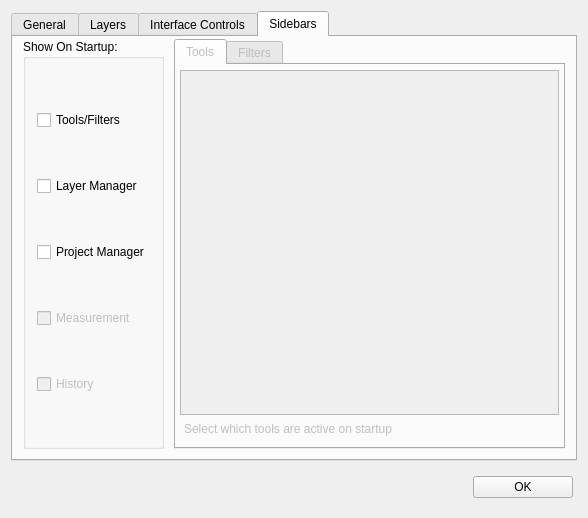
Before: the Qt Designer form src/Interface/AppPreferences/AppPreferences.ui in SCIInstitute/Seg3D, drawn with Qt 5.
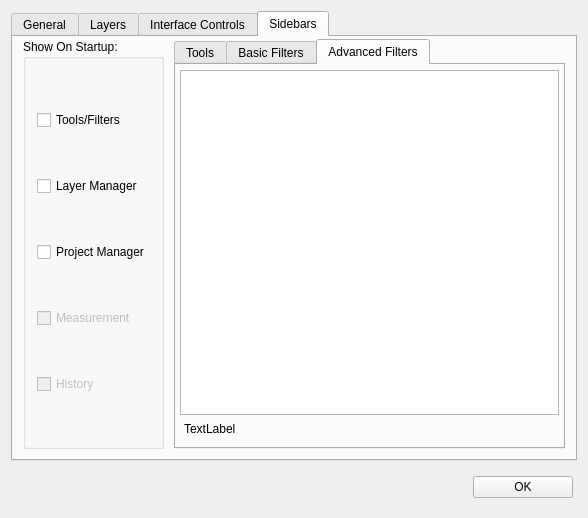
After: the same form once the commit is applied. The open tabs and pages were chosen to show the change. Custom widgets are drawn as their Qt base class.

Commit message: Added state variables to ToolFactory for selecting tools to be opened on project startup. Hooked up the startup tools setting to the preferences interface as well as the ProjectManager. Logic cleanup in StateEngine.register_state_handler function. Disabled compiler warnings for GDCM libraries.

Patch:
```diff
--- a/src/Interface/AppPreferences/AppPreferences.ui
+++ b/src/Interface/AppPreferences/AppPreferences.ui
@@ -1063,7 +1063,7 @@
        <item>
         <widget class="QTabWidget" name="tabWidget">
          <property name="enabled">
-          <bool>false</bool>
+          <bool>true</bool>
          </property>
          <property name="currentIndex">
           <number>0</number>
@@ -1130,7 +1130,7 @@
          </widget>
          <widget class="QWidget" name="filters_tab_">
           <attribute name="title">
-           <string>Filters</string>
+           <string>Basic Filters</string>
           </attribute>
           <layout class="QVBoxLayout" name="verticalLayout_7">
            <property name="spacing">
@@ -1191,6 +1191,54 @@
            </item>
           </layout>
          </widget>
+         <widget class="QWidget" name="tools_tab3_">
+          <attribute name="title">
+           <string>Advanced Filters</string>
+          </attribute>
+          <layout class="QVBoxLayout" name="verticalLayout_14">
+           <property name="spacing">
+            <number>0</number>
+           </property>
+           <property name="leftMargin">
+            <number>4</number>
+           </property>
+           <property name="topMargin">
+            <number>5</number>
+           </property>
+           <property name="rightMargin">
+            <number>4</number>
+           </property>
+           <property name="bottomMargin">
+            <number>4</number>
+           </property>
+           <item>
+            <widget class="QListWidget" name="tools_list3_"/>
+           </item>
+           <item>
+            <layout class="QVBoxLayout" name="verticalLayout_15">
+             <property name="spacing">
+              <number>0</number>
+             </property>
+             <property name="margin">
+              <number>4</number>
+             </property>
+             <item>
+              <widget class="QLabel" name="tools_label3_">
+               <property name="minimumSize">
+                <size>
+                 <width>0</width>
+                 <height>20</height>
+                </size>
+               </property>
+               <property name="text">
+                <string>TextLabel</string>
+               </property>
+              </widget>
+             </item>
+            </layout>
+           </item>
+          </layout>
+         </widget>
         </widget>
        </item>
       </layout>
```
Left out of the diff: 14 changed lines with no effect on the pictures. The commit also changes 10 other files.
